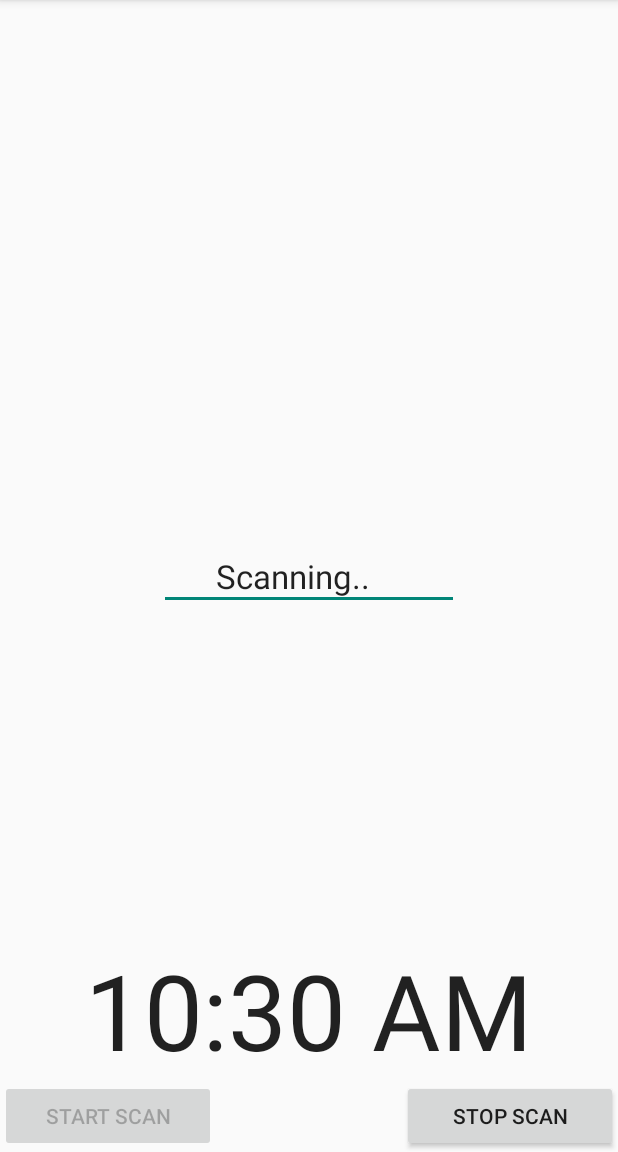
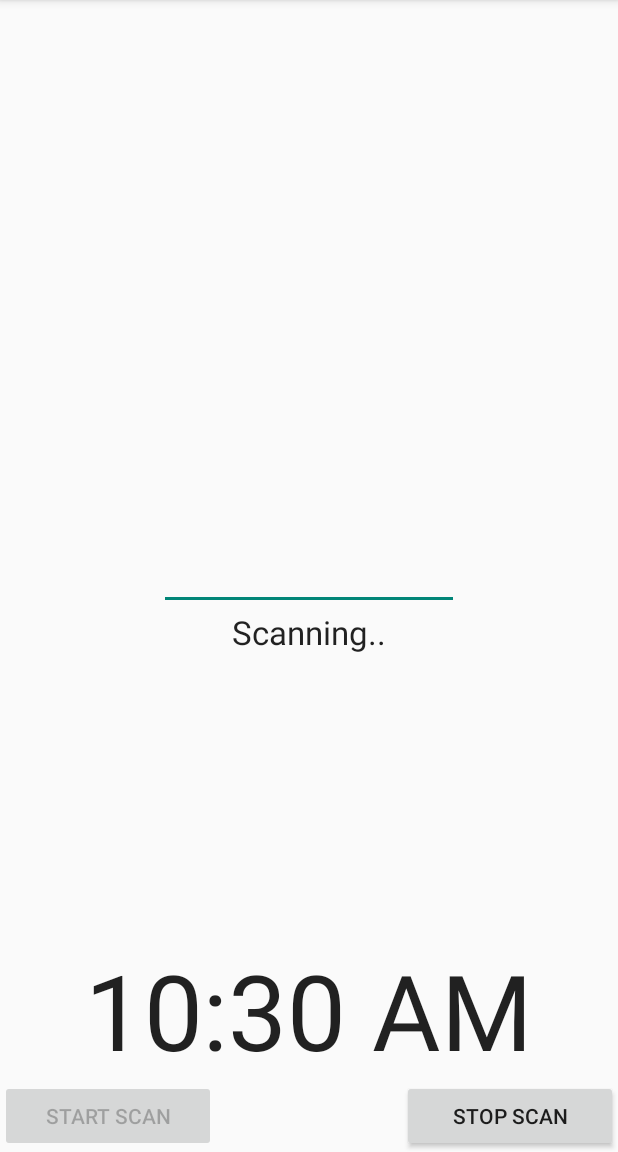
Before and after one commit to GimmyHchs/BarcodeScanner, an Android app: the fragment FragmentBluetooth placed in its activity, after a tap on "START SCAN", on a phone screen of 412 x 824 dp, the part 84-1236 px from its top. Run offline under Robolectric (Android 15) with nearby library versions, the phone set to English and light mode, and no system bars; 2 statements that could not run were skipped.

Commit message:
fix
change the bluetooth animationtext postition

```diff
--- a/app/src/main/res/layout/fragment_bluetooth.xml
+++ b/app/src/main/res/layout/fragment_bluetooth.xml
@@ -9,9 +9,8 @@
         android:layout_height="wrap_content"
         android:text="Bluetooth"
         android:textAppearance="?android:attr/textAppearanceLarge"
-        android:layout_centerVertical="true"
-        android:layout_toRightOf="@+id/btn_fragment_bluetooth_start"
-        android:layout_toEndOf="@+id/btn_fragment_bluetooth_start" />
+        android:layout_below="@+id/et_fragment_bluetooth_input"
+        android:layout_centerHorizontal="true" />
     <EditText
 
         android:layout_width="200dp"
```
